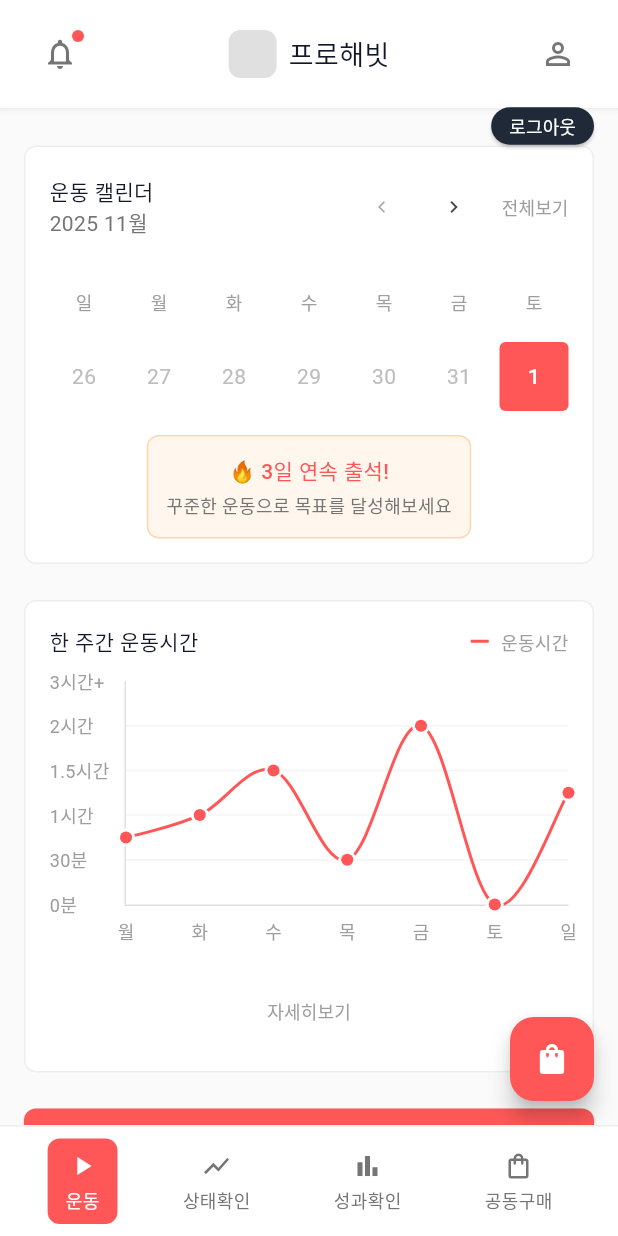
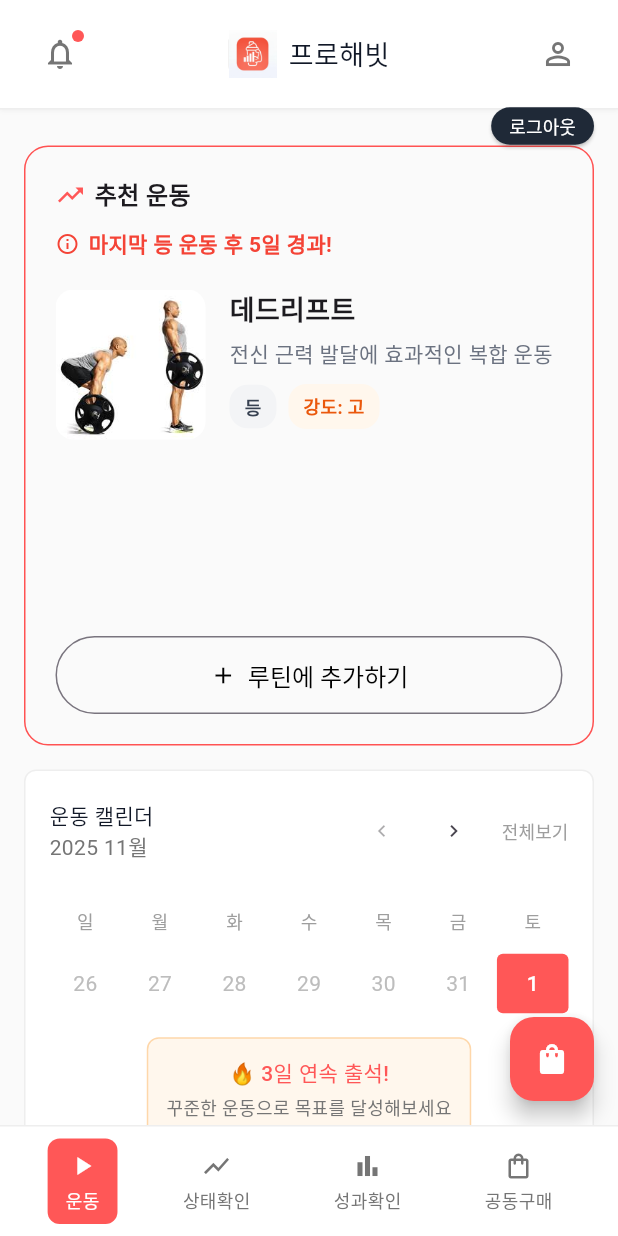
Before and after one commit to kmj20021/NEON, a Flutter app: the MainScreen screen opened directly, on a phone screen of 412 x 824 dp. Run offline on Flutter 3.47's test engine with Material 3 defaults, Android fonts, the phone set to English and light mode, and no system bars; drawn by our look-alikes of fl_chart; our stand-ins replace flutter_secure_storage, image_picker, jwt_decoder; accounts and stored records are empty.

Commit message:
메인 화면 수정

```diff
--- a/frontend/f_neon/lib/ai_main_screen.dart
+++ b/frontend/f_neon/lib/ai_main_screen.dart
@@ -111,18 +111,21 @@ class _MainScreenState extends State<MainScreen> {
     // 3주간 표시 (21일)
     for (int i = 0; i < 21; i++) {
       final isCurrentMonth = currentDate.month == currentMonth;
-      final isToday = currentDate.year == today.year &&
+      final isToday =
+          currentDate.year == today.year &&
           currentDate.month == today.month &&
           currentDate.day == today.day;
       final hasWorkout = DateTime.now().millisecond % 2 == 0; // 임의의 운동 기록
 
-      days.add(CalendarDay(
+      days.add(
+        CalendarDay(
           date: currentDate,
           day: currentDate.day,
           isCurrentMonth: isCurrentMonth,
           isToday: isToday,
           hasWorkout: isCurrentMonth && hasWorkout,
-      ));
+        ),
+      );
 
       currentDate = currentDate.add(const Duration(days: 1));
     }
@@ -134,8 +137,18 @@ class _MainScreenState extends State<MainScreen> {
   Widget build(BuildContext context) {
     final today = DateTime.now();
     final monthNames = [
-      '1월', '2월', '3월', '4월', '5월', '6월',
-      '7월', '8월', '9월', '10월', '11월', '12월'
+      '1월',
+      '2월',
+      '3월',
+      '4월',
+      '5월',
+      '6월',
+      '7월',
+      '8월',
+      '9월',
+      '10월',
+      '11월',
+      '12월',
     ];
     final currentMonthYear = '${today.year} ${monthNames[today.month - 1]}';
 
@@ -161,6 +174,12 @@ class _MainScreenState extends State<MainScreen> {
                     ),
                     child: Column(
                       children: [
+                        RecommendedWorkoutCard(
+                          onAddToRoutine: () {
+                            // 여기에 루틴 추가 기능 구현
+                            print('루틴에 추가!');
+                          },
+                        ),
                         // 운동 캘린더 위젯
                         _buildCalendarWidget(currentMonthYear),
                         const SizedBox(height: 24),
@@ -236,9 +255,7 @@ class _MainScreenState extends State<MainScreen> {
     return Container(
       decoration: BoxDecoration(
         color: Colors.white,
-        border: Border(
-          bottom: BorderSide(color: Colors.grey.shade200),
-        ),
+        border: Border(bottom: BorderSide(color: Colors.grey.shade200)),
         boxShadow: [
           BoxShadow(
             color: Colors.black.withOpacity(0.05),
@@ -289,7 +306,7 @@ class _MainScreenState extends State<MainScreen> {
                   color: Colors.grey.shade300,
                 ),
                 // 실제 앱 아이콘 이미지를 사용하려면:
-                // child: Image.asset('assets/app_icon.png'),
+                child: Image.asset('assets/pro.png'),
               ),
               const SizedBox(width: 8),
               const Text(
@@ -321,10 +338,7 @@ class _MainScreenState extends State<MainScreen> {
   // 캘린더 위젯
   Widget _buildCalendarWidget(String currentMonthYear) {
     final weekDays = ['일', '월', '화', '수', '목', '금', '토'];
-    final displayDays = calendarDays
-        .skip(currentWeek * 7)
-        .take(7)
-        .toList();
+    final displayDays = calendarDays.skip(currentWeek * 7).take(7).toList();
 
     return Container(
       decoration: BoxDecoration(
@@ -351,10 +365,7 @@ class _MainScreenState extends State<MainScreen> {
                   ),
                   Text(
                     currentMonthYear,
-                    style: TextStyle(
-                      fontSize: 14,
-                      color: Colors.grey.shade600,
-                    ),
+                    style: TextStyle(fontSize: 14, color: Colors.grey.shade600),
                   ),
                 ],
               ),
@@ -404,8 +415,9 @@ class _MainScreenState extends State<MainScreen> {
             physics: const NeverScrollableScrollPhysics(),
             gridDelegate: const SliverGridDelegateWithFixedCrossAxisCount(
               crossAxisCount: 7,
-              mainAxisSpacing: 4,
-              crossAxisSpacing: 4,
+              mainAxisSpacing: 2,
+              crossAxisSpacing: 2,
+              childAspectRatio: 1.2,
             ),
             itemCount: 14, // 7 (요일) + 7 (날짜)
             itemBuilder: (context, index) {
@@ -414,10 +426,7 @@ class _MainScreenState extends State<MainScreen> {
                 return Center(
                   child: Text(
                     weekDays[index],
-                    style: TextStyle(
-                      fontSize: 12,
-                      color: Colors.grey.shade500,
-                    ),
+                    style: TextStyle(fontSize: 12, color: Colors.grey.shade500),
                   ),
                 );
               } else {
@@ -456,6 +465,7 @@ class _MainScreenState extends State<MainScreen> {
               }
             },
           ),
+
           const SizedBox(height: 16),
 
           // 연속 출석 메시지
@@ -479,10 +489,7 @@ class _MainScreenState extends State<MainScreen> {
                 const SizedBox(height: 4),
                 Text(
                   '꾸준한 운동으로 목표를 달성해보세요',
-                  style: TextStyle(
-                    fontSize: 12,
-                    color: Colors.grey.shade600,
-                  ),
+                  style: TextStyle(fontSize: 12, color: Colors.grey.shade600),
                 ),
               ],
             ),
@@ -524,10 +531,7 @@ class _MainScreenState extends State<MainScreen> {
                   const SizedBox(width: 8),
                   Text(
                     '운동시간',
-                    style: TextStyle(
-                      fontSize: 12,
-                      color: Colors.grey.shade500,
-                    ),
+                    style: TextStyle(fontSize: 12, color: Colors.grey.shade500),
                   ),
                 ],
               ),
@@ -545,10 +549,7 @@ class _MainScreenState extends State<MainScreen> {
                   drawVerticalLine: false,
                   horizontalInterval: 30,
                   getDrawingHorizontalLine: (value) {
-                    return FlLine(
-                      color: Colors.grey.shade100,
-                      strokeWidth: 1,
-                    );
+                    return FlLine(color: Colors.grey.shade100, strokeWidth: 1);
                   },
                 ),
                 titlesData: FlTitlesData(
@@ -559,12 +560,18 @@ class _MainScreenState extends State<MainScreen> {
                       interval: 30,
                       getTitlesWidget: (value, meta) {
                         String label = '';
-                        if (value == 0) label = '0분';
-                        else if (value == 30) label = '30분';
-                        else if (value == 60) label = '1시간';
-                        else if (value == 90) label = '1.5시간';
-                        else if (value == 120) label = '2시간';
-                        else if (value >= 150) label = '3시간+';
+                        if (value == 0)
+                          label = '0분';
+                        else if (value == 30)
+                          label = '30분';
+                        else if (value == 60)
+                          label = '1시간';
+                        else if (value == 90)
+                          label = '1.5시간';
+                        else if (value == 120)
+                          label = '2시간';
+                        else if (value >= 150)
+                          label = '3시간+';
 
                         return Text(
                           label,
@@ -587,7 +594,8 @@ class _MainScreenState extends State<MainScreen> {
                       showTitles: true,
                       reservedSize: 30,
                       getTitlesWidget: (value, meta) {
-                        if (value.toInt() >= 0 && value.toInt() < workoutData.length) {
+                        if (value.toInt() >= 0 &&
+                            value.toInt() < workoutData.length) {
                           return Padding(
                             padding: const EdgeInsets.only(top: 8),
                             child: Text(
@@ -651,10 +659,7 @@ class _MainScreenState extends State<MainScreen> {
             },
             child: Text(
               '자세히보기',
-              style: TextStyle(
-                fontSize: 12,
-                color: Colors.grey.shade500,
-              ),
+              style: TextStyle(fontSize: 12, color: Colors.grey.shade500),
             ),
           ),
         ],
@@ -687,10 +692,7 @@ class _MainScreenState extends State<MainScreen> {
               children: [
                 Icon(Icons.fitness_center, size: 20, color: Colors.white),
                 SizedBox(width: 8),
-                Text(
-                  '운동 시작하기',
-                  style: TextStyle(color: Colors.white),
-                ),
+                Text('운동 시작하기', style: TextStyle(color: Colors.white)),
               ],
             ),
           ),
@@ -712,12 +714,13 @@ class _MainScreenState extends State<MainScreen> {
             child: Row(
               mainAxisAlignment: MainAxisAlignment.center,
               children: [
-                Icon(Icons.upload_outlined, size: 20, color: Colors.grey.shade700),
+                Icon(
+                  Icons.upload_outlined,
+                  size: 20,
+                  color: Colors.grey.shade700,
+                ),
                 const SizedBox(width: 8),
-                Text(
-                  '루틴 불러오기',
-                  style: TextStyle(color: Colors.grey.shade700),
-                ),
+                Text('루틴 불러오기', style: TextStyle(color: Colors.grey.shade700)),
               ],
             ),
           ),
@@ -738,9 +741,7 @@ class _MainScreenState extends State<MainScreen> {
     return Container(
       decoration: BoxDecoration(
         color: Colors.white,
-        border: Border(
-          top: BorderSide(color: Colors.grey.shade200),
-        ),
+        border: Border(top: BorderSide(color: Colors.grey.shade200)),
       ),
       padding: const EdgeInsets.symmetric(horizontal: 16, vertical: 8),
       child: Row(
@@ -793,3 +794,139 @@ class _MainScreenState extends State<MainScreen> {
     );
   }
 }
+
+class RecommendedWorkoutCard extends StatelessWidget {
+  final VoidCallback onAddToRoutine;
+
+  const RecommendedWorkoutCard({super.key, required this.onAddToRoutine});
+
+  @override
+  Widget build(BuildContext context) {
+    return Container(
+      height: 400, // 💡 높이 고정
+      margin: const EdgeInsets.only(bottom: 16),
+      padding: const EdgeInsets.all(20), // 전체 여백도 늘림
+      decoration: BoxDecoration(
+        border: Border.all(color: Colors.redAccent),
+        borderRadius: BorderRadius.circular(16),
+      ),
+      child: Column(
+        crossAxisAlignment: CrossAxisAlignment.start,
+        children: [
+          const Row(
+            children: [
+              Icon(Icons.trending_up, size: 20, color: Color(0xFFFF5757)),
+              SizedBox(width: 6),
+              Text(
+                '추천 운동',
+                style: TextStyle(fontWeight: FontWeight.w700, fontSize: 16),
+              ),
+            ],
+          ),
+          const SizedBox(height: 10),
+          const Row(
+            children: [
+              Icon(Icons.info_outline, size: 16, color: Colors.red),
+              SizedBox(width: 6),
+              Text(
+                '마지막 등 운동 후 5일 경과!',
+                style: TextStyle(
+                  fontSize: 14,
+                  color: Colors.red,
+                  fontWeight: FontWeight.w600,
+                ),
+              ),
+            ],
+          ),
+          const SizedBox(height: 20),
+          Row(
+            crossAxisAlignment: CrossAxisAlignment.start,
+            children: [
+              ClipRRect(
+                borderRadius: BorderRadius.circular(12),
+                child: Image.asset(
+                  'assets/dead.jpg', // 또는 업로드한 이미지 사용
+                  width: 100,
+                  height: 100,
+                  fit: BoxFit.cover,
+                ),
+              ),
+              const SizedBox(width: 16),
+              Expanded(
+                child: Column(
+                  crossAxisAlignment: CrossAxisAlignment.start,
+                  children: [
+                    const Text(
+                      '데드리프트',
+                      style: TextStyle(
+                        fontWeight: FontWeight.w700,
+                        fontSize: 18,
+                      ),
+                    ),
+                    const SizedBox(height: 6),
+                    const Text(
+                      '전신 근력 발달에 효과적인 복합 운동',
+                      style: TextStyle(fontSize: 14, color: Color(0xFF6B7280)),
+                    ),
+                    const SizedBox(height: 10),
+                    Row(
+                      children: [
+                        _buildLabel('등', fontSize: 12),
+                        const SizedBox(width: 8),
+                        _buildLabel(
+                          '강도: 고',
+                          fontSize: 12,
+                          color: Color(0xFFFFF7ED),
+                          textColor: Color(0xFFEA580C),
+                        ),
+                      ],
+                    ),
+                  ],
+                ),
+              ),
+            ],
+          ),
+          const Spacer(),
+          SizedBox(
+            width: double.infinity,
+            child: OutlinedButton.icon(
+              onPressed: onAddToRoutine,
+              icon: const Icon(Icons.add, size: 18, color: Colors.black),
+              label: const Text(
+                '루틴에 추가하기',
+                style: TextStyle(color: Colors.black, fontSize: 16),
+              ),
+              style: OutlinedButton.styleFrom(
+                padding: const EdgeInsets.symmetric(vertical: 14),
+                textStyle: const TextStyle(fontSize: 16),
+              ),
+            ),
+          ),
+        ],
+      ),
+    );
+  }
+
+  static Widget _buildLabel(
+    String text, {
+    double fontSize = 12,
+    Color color = const Color(0xFFF3F4F6),
+    Color textColor = const Color(0xFF374151),
+  }) {
+    return Container(
+      padding: const EdgeInsets.symmetric(horizontal: 10, vertical: 6),
+      decoration: BoxDecoration(
+        color: color,
+        borderRadius: BorderRadius.circular(12),
+      ),
+      child: Text(
+        text,
+        style: TextStyle(
+          fontSize: fontSize,
+          color: textColor,
+          fontWeight: FontWeight.w600,
+        ),
+      ),
+    );
+  }
+}
--- a/frontend/f_neon/lib/main.dart
+++ b/frontend/f_neon/lib/main.dart
@@ -1,5 +1,8 @@
 import 'package:flutter/material.dart';
 import 'login.dart'; // LoginPage 클래스가 있는 파일 import
+
+import 'ai_main_screen.dart';
+
 void main() {
   runApp(const MyApp());
 }
@@ -12,7 +15,7 @@ class MyApp extends StatelessWidget {
     return MaterialApp(
       title: 'Login Demo',
       theme: ThemeData(primarySwatch: Colors.red),
-      home: const LoginPage(), // 로그인 페이지를 앱 시작 화면으로 설정
+      home: const MainScreen(), // 로그인 페이지를 앱 시작 화면으로 설정
       debugShowCheckedModeBanner: false, // 상단 debug 배너 제거
     );
   }
```
Lines whose indentation alone changed are shown as unchanged.
